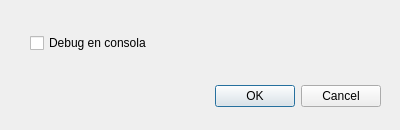
Before: the Qt Designer form ui/SetPreferences.ui in dpirlo/qt-mca, drawn with Qt 5.
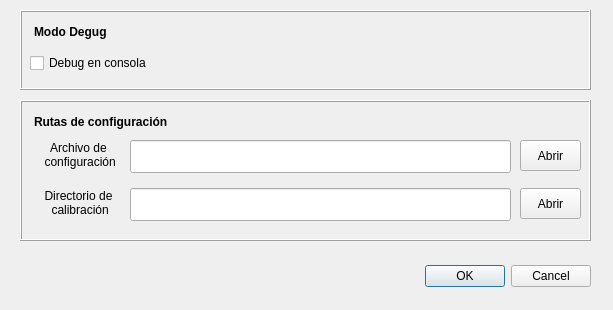
After: the same form once the commit is applied.

Commit message:
ADD: Directorio de preferencias (qt-mca)
Se agrega un directorio de preferencias en el home del usuario donde se guarda los paths del archivo de configuración y el directorio de calibración.

```diff
--- a/ui/SetPreferences.ui
+++ b/ui/SetPreferences.ui
@@ -6,8 +6,8 @@
    <rect>
     <x>0</x>
     <y>0</y>
-    <width>400</width>
-    <height>130</height>
+    <width>613</width>
+    <height>310</height>
    </rect>
   </property>
   <property name="windowTitle">
@@ -16,8 +16,8 @@
   <widget class="QDialogButtonBox" name="buttonBox">
    <property name="geometry">
     <rect>
-     <x>40</x>
-     <y>80</y>
+     <x>250</x>
+     <y>260</y>
      <width>341</width>
      <height>32</height>
     </rect>
@@ -29,18 +29,186 @@
     <set>QDialogButtonBox::Cancel|QDialogButtonBox::Ok</set>
    </property>
   </widget>
-  <widget class="QCheckBox" name="checkBox_Debug">
+  <widget class="QFrame" name="frame_debug">
    <property name="geometry">
     <rect>
-     <x>30</x>
-     <y>30</y>
-     <width>151</width>
-     <height>26</height>
+     <x>20</x>
+     <y>10</y>
+     <width>571</width>
+     <height>80</height>
     </rect>
    </property>
-   <property name="text">
-    <string>Debug en consola</string>
+   <property name="frameShape">
+    <enum>QFrame::Box</enum>
    </property>
+   <property name="frameShadow">
+    <enum>QFrame::Raised</enum>
+   </property>
+   <widget class="QCheckBox" name="checkBox_Debug">
+    <property name="geometry">
+     <rect>
+      <x>10</x>
+      <y>40</y>
+      <width>151</width>
+      <height>26</height>
+     </rect>
+    </property>
+    <property name="text">
+     <string>Debug en consola</string>
+    </property>
+   </widget>
+   <widget class="QLabel" name="label">
+    <property name="geometry">
+     <rect>
+      <x>14</x>
+      <y>11</y>
+      <width>111</width>
+      <height>21</height>
+     </rect>
+    </property>
+    <property name="font">
+     <font>
+      <weight>75</weight>
+      <bold>true</bold>
+     </font>
+    </property>
+    <property name="text">
+     <string>Modo Degug</string>
+    </property>
+   </widget>
+  </widget>
+  <widget class="QFrame" name="frame_config_file">
+   <property name="geometry">
+    <rect>
+     <x>20</x>
+     <y>100</y>
+     <width>571</width>
+     <height>141</height>
+    </rect>
+   </property>
+   <property name="frameShape">
+    <enum>QFrame::Box</enum>
+   </property>
+   <property name="frameShadow">
+    <enum>QFrame::Raised</enum>
+   </property>
+   <widget class="QLabel" name="label_2">
+    <property name="geometry">
+     <rect>
+      <x>14</x>
+      <y>11</y>
+      <width>281</width>
+      <height>21</height>
+     </rect>
+    </property>
+    <property name="font">
+     <font>
+      <weight>75</weight>
+      <bold>true</bold>
+     </font>
+    </property>
+    <property name="text">
+     <string>Rutas de configuración</string>
+    </property>
+   </widget>
+   <widget class="QLineEdit" name="lineEdit_config_file">
+    <property name="geometry">
+     <rect>
+      <x>110</x>
+      <y>40</y>
+      <width>381</width>
+      <height>33</height>
+     </rect>
+    </property>
+   </widget>
+   <widget class="QPushButton" name="pushButton_open_config_file">
+    <property name="geometry">
+     <rect>
+      <x>500</x>
+      <y>40</y>
+      <width>61</width>
+      <height>31</height>
+     </rect>
+    </property>
+    <property name="text">
+     <string>Abrir</string>
+    </property>
+   </widget>
+   <widget class="QLabel" name="label_3">
+    <property name="geometry">
+     <rect>
+      <x>8</x>
+      <y>34</y>
+      <width>101</width>
+      <height>41</height>
+     </rect>
+    </property>
+    <property name="sizePolicy">
+     <sizepolicy hsizetype="Preferred" vsizetype="Preferred">
+      <horstretch>0</horstretch>
+      <verstretch>0</verstretch>
+     </sizepolicy>
+    </property>
+    <property name="layoutDirection">
+     <enum>Qt::RightToLeft</enum>
+    </property>
+    <property name="text">
+     <string>Archivo de
+ configuración</string>
+    </property>
+    <property name="alignment">
+     <set>Qt::AlignCenter</set>
+    </property>
+   </widget>
+   <widget class="QLabel" name="label_4">
+    <property name="geometry">
+     <rect>
+      <x>8</x>
+      <y>82</y>
+      <width>101</width>
+      <height>41</height>
+     </rect>
+    </property>
+    <property name="sizePolicy">
+     <sizepolicy hsizetype="Preferred" vsizetype="Preferred">
+      <horstretch>0</horstretch>
+      <verstretch>0</verstretch>
+     </sizepolicy>
+    </property>
+    <property name="layoutDirection">
+     <enum>Qt::RightToLeft</enum>
+    </property>
+    <property name="text">
+     <string>Directorio de
+ calibración</string>
+    </property>
+    <property name="alignment">
+     <set>Qt::AlignCenter</set>
+    </property>
+   </widget>
+   <widget class="QPushButton" name="pushButton_open_config_calib">
+    <property name="geometry">
+     <rect>
+      <x>500</x>
+      <y>88</y>
+      <width>61</width>
+      <height>31</height>
+     </rect>
+    </property>
+    <property name="text">
+     <string>Abrir</string>
+    </property>
+   </widget>
+   <widget class="QLineEdit" name="lineEdit_config_calib">
+    <property name="geometry">
+     <rect>
+      <x>110</x>
+      <y>88</y>
+      <width>381</width>
+      <height>33</height>
+     </rect>
+    </property>
+   </widget>
   </widget>
  </widget>
  <resources/>
```
The commit also changes 6 other files.
